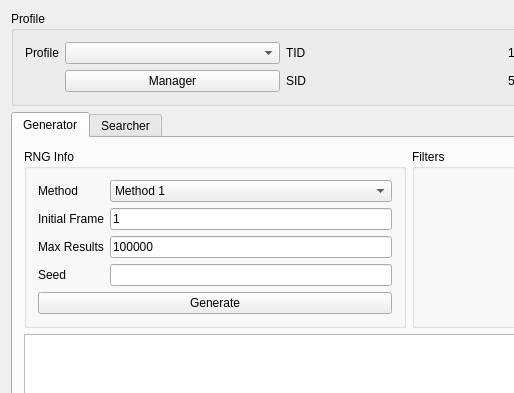
Qt form Forms/Gen3/Stationary3.ui (Admiral-Fish/PokeFinder) before a commit; both pictures show x 0 to 514 and y 0 to 393 of the 1200 by 700 pixel window.
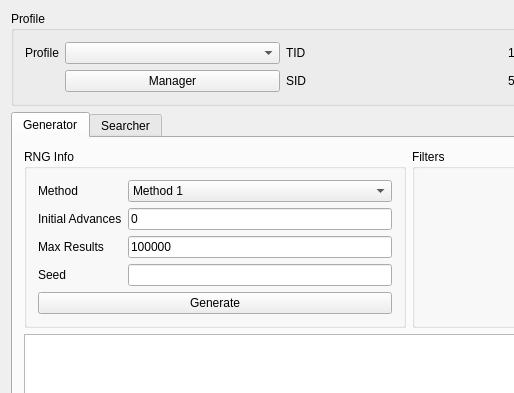
The same form after that commit. Icons and pictures are not drawn. Custom widgets are drawn as their Qt base class.

Commit message: Rename frame to advance, and start from advance 0

Diff of the .ui file:
```diff
--- a/Forms/Gen3/Stationary3.ui
+++ b/Forms/Gen3/Stationary3.ui
@@ -133,7 +133,7 @@
              </sizepolicy>
             </property>
             <property name="text">
-             <string>Initial Frame</string>
+             <string>Initial Advances</string>
             </property>
            </widget>
           </item>
@@ -143,7 +143,7 @@
              <string/>
             </property>
             <property name="text">
-             <string notr="true">1</string>
+             <string notr="true">0</string>
             </property>
             <property name="maxLength">
              <number>10</number>
```
Left out of the diff: 6 changed lines with no effect on the pictures. The commit also changes 272 other files.
